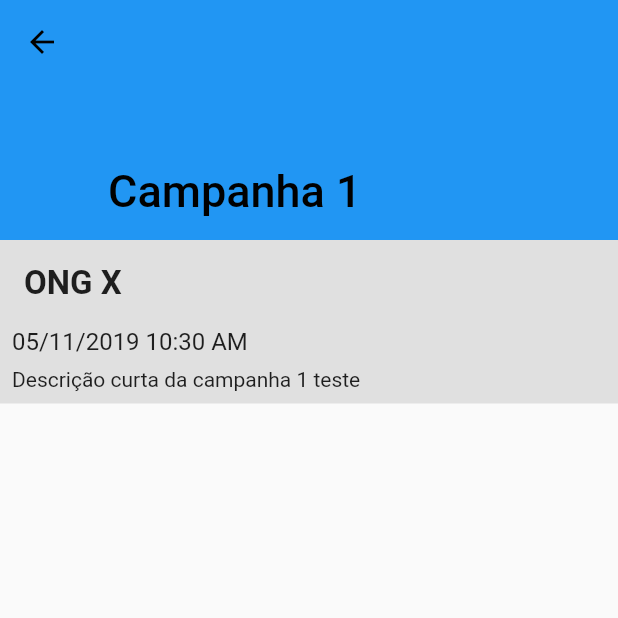
After one commit to LucasMasayuki/adonate, a Flutter app: the CampanhasBodyWidget screen opened directly, after a tap on an icon or button, on a phone screen of 412 x 824 dp, the top half of it. The commit adds this screen. Run offline on Flutter 3.47's test engine with Material 2 defaults, Android fonts, the phone set to English and light mode, and no system bars; our stand-ins replace flutter_icons, mask_text_input_formatter.

Commit message:
Aula 04/11/19

```diff
--- /dev/null
+++ b/lib/activity/DetalhesCampanhaActivity.dart
@@ -0,0 +1,67 @@
+import 'package:adonate/campanhas/CampanhaModel.dart';
+import 'package:flutter/material.dart';
+import 'package:intl/intl.dart';
+
+class DetalheCampanhaActivity extends StatelessWidget {
+  DetalheCampanhaActivity({this.campanha});
+
+  final CampanhaModel campanha;
+
+  @override
+  Widget build(BuildContext context) {
+    final formatter = DateFormat("dd/MM/yyyy h:mm a");
+    return Scaffold(
+      body: CustomScrollView(
+        slivers: <Widget>[
+          SliverAppBar(
+            pinned: true,
+            snap: false,
+            floating: false,
+            expandedHeight: 160,
+            flexibleSpace: FlexibleSpaceBar(
+              title: Text(campanha.nomeCampanha),
+              background: Container(
+                color: Colors.blue,
+              ),
+            ),
+          ),
+          SliverList(
+              delegate: SliverChildListDelegate([
+            Container(
+              color: Colors.grey[300],
+              child: Column(
+                children: <Widget>[
+                  Padding(
+                    padding: EdgeInsets.all(16),
+                    child: Text(
+                      'ONG X',
+                      style:
+                          TextStyle(fontSize: 22, fontWeight: FontWeight.bold),
+                    ),
+                  ),
+                  Padding(
+                    padding: const EdgeInsets.only(right: 8.0, left: 8.0),
+                    child: Text(
+                      formatter.format(campanha.dataInicioCampanha),
+                      style: TextStyle(fontSize: 16),
+                    ),
+                  ),
+                  Padding(
+                    padding: const EdgeInsets.all(8.0),
+                    child: Text(
+                      campanha.shortDesc,
+                      maxLines: 3,
+                    ),
+                  ),
+                ],
+                crossAxisAlignment: CrossAxisAlignment.start,
+              ),
+            ),
+          ]))
+        ],
+      ),
+    );
+  }
+
+  final children = [];
+}
--- /dev/null
+++ b/lib/campanhas/CampanhaModel.dart
@@ -0,0 +1,19 @@
+import 'dart:ui';
+
+class CampanhaModel {
+  const CampanhaModel(
+      {this.nomeCampanha,
+      this.dataInicioCampanha,
+      this.tag1,
+      this.tag2,
+      this.corTag1,
+      this.corTag2,
+      this.shortDesc});
+  final String nomeCampanha;
+  final DateTime dataInicioCampanha;
+  final String shortDesc;
+  final String tag1;
+  final String tag2;
+  final Color corTag1;
+  final Color corTag2;
+}
--- a/lib/campanhas/CampanhasAdapter.dart
+++ b/lib/campanhas/CampanhasAdapter.dart
@@ -1,22 +1,11 @@
 import 'package:flutter/material.dart';
 import 'package:intl/intl.dart';
 
+import 'CampanhaModel.dart';
+
 class CampanhasAdapter extends StatelessWidget {
-  const CampanhasAdapter(
-      {this.nomeCampanha,
-      this.dataInicioCampanha,
-      this.tag1,
-      this.tag2,
-      this.corTag1,
-      this.corTag2,
-      this.shortDesc});
-  final String nomeCampanha;
-  final DateTime dataInicioCampanha;
-  final String shortDesc;
-  final String tag1;
-  final String tag2;
-  final Color corTag1;
-  final Color corTag2;
+  const CampanhasAdapter({this.campanha});
+  final CampanhaModel campanha;
 
   @override
   Widget build(BuildContext context) {
@@ -44,13 +33,13 @@ class CampanhasAdapter extends StatelessWidget {
                 child: Column(
                   children: <Widget>[
                     Text(
-                      nomeCampanha,
+                      campanha.nomeCampanha,
                       style:
                           TextStyle(fontSize: 20, fontWeight: FontWeight.bold),
                     ),
-                    Text(formatter.format(dataInicioCampanha)),
+                    Text(formatter.format(campanha.dataInicioCampanha)),
                     Text(
-                      shortDesc,
+                      campanha.shortDesc,
                       maxLines: 3,
                     ),
                   ],
@@ -64,17 +53,17 @@ class CampanhasAdapter extends StatelessWidget {
                   children: <Widget>[
                     MaterialButton(
                       onPressed: () {},
-                      color: corTag1,
+                      color: campanha.corTag1,
                       child: Text(
-                        tag1,
+                        campanha.tag1,
                         style: TextStyle(color: Colors.white),
                       ),
                     ),
                     MaterialButton(
                       onPressed: () {},
-                      color: corTag2,
+                      color: campanha.corTag2,
                       child: Text(
-                        tag2,
+                        campanha.tag2,
                         style: TextStyle(color: Colors.white),
                       ),
                     )
--- a/lib/campanhas/CampanhasBodyWidget.dart
+++ b/lib/campanhas/CampanhasBodyWidget.dart
@@ -1,3 +1,5 @@
+import 'package:adonate/activity/DetalhesCampanhaActivity.dart';
+import 'package:adonate/campanhas/CampanhaModel.dart';
 import 'package:flutter/material.dart';
 import 'package:flutter_icons/flutter_icons.dart';
 
@@ -20,7 +22,7 @@ class _CampanhasBodyWidgetState extends State<CampanhasBodyWidget> {
       ),
       body: ListView.builder(
         itemBuilder: (context, position) {
-          return CampanhasAdapter(
+          final campanha = CampanhaModel(
             nomeCampanha: 'Campanha ${position + 1}',
             shortDesc: 'Descrição curta da campanha ${position + 1} teste',
             tag1: 'TAG ${position + 1}',
@@ -29,6 +31,19 @@ class _CampanhasBodyWidgetState extends State<CampanhasBodyWidget> {
             corTag2: Colors.green,
             dataInicioCampanha: DateTime.now().add(Duration(days: position)),
           );
+          return GestureDetector(
+            onTap: () {
+              Navigator.push(
+                  context,
+                  MaterialPageRoute(
+                      builder: (context) => DetalheCampanhaActivity(
+                            campanha: campanha,
+                          )));
+            },
+            child: CampanhasAdapter(
+              campanha: campanha,
+            ),
+          );
         },
         itemCount: 10,
       ),
```
Also changed, not shown: 8 other files.
